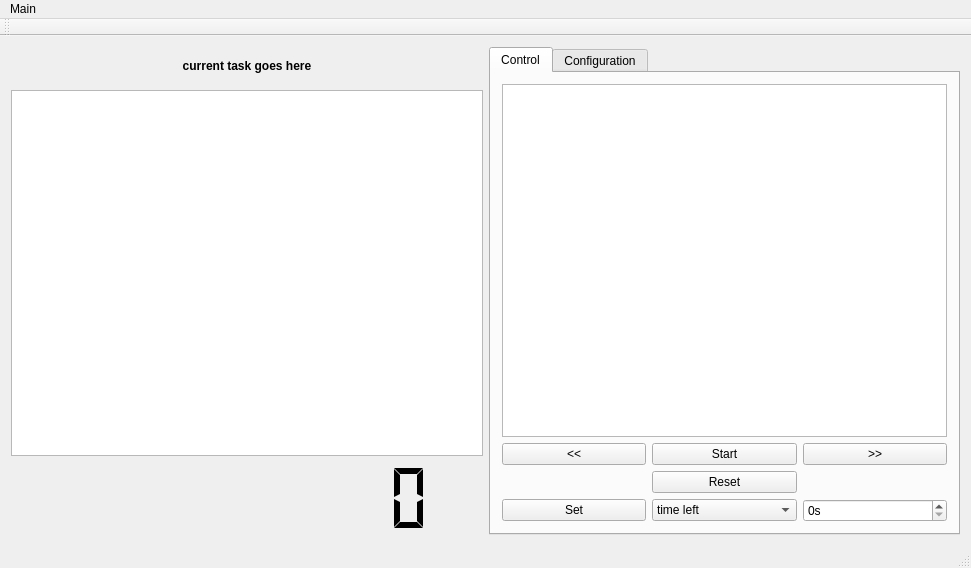
The window that mainwindow.ui (drogenlied/QIYPTClock) describes before a commit, drawn with Qt 5.
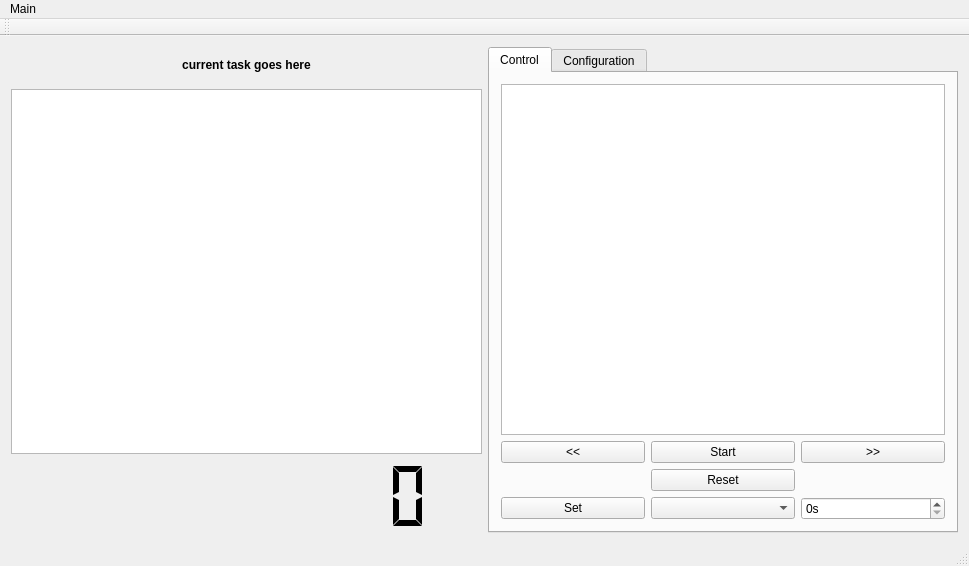
The same window after the commit. Custom widgets are drawn as their Qt base class.

Commit message: Combobox leeren

Diff of the .ui file:
```diff
--- a/mainwindow.ui
+++ b/mainwindow.ui
@@ -6,8 +6,8 @@
    <rect>
     <x>0</x>
     <y>0</y>
-    <width>971</width>
-    <height>568</height>
+    <width>969</width>
+    <height>566</height>
    </rect>
   </property>
   <property name="windowTitle">
@@ -198,18 +198,7 @@
          </widget>
         </item>
         <item row="3" column="1">
-         <widget class="QComboBox" name="setTimeComboBox">
-          <item>
-           <property name="text">
-            <string>time left</string>
-           </property>
-          </item>
-          <item>
-           <property name="text">
-            <string>elapsed time</string>
-           </property>
-          </item>
-         </widget>
+         <widget class="QComboBox" name="setTimeComboBox"/>
         </item>
         <item row="3" column="0">
          <widget class="QPushButton" name="setTimeButton">
@@ -348,8 +337,8 @@
     <rect>
      <x>0</x>
      <y>0</y>
-     <width>971</width>
-     <height>22</height>
+     <width>969</width>
+     <height>21</height>
     </rect>
    </property>
    <widget class="QMenu" name="menuMain">
```
